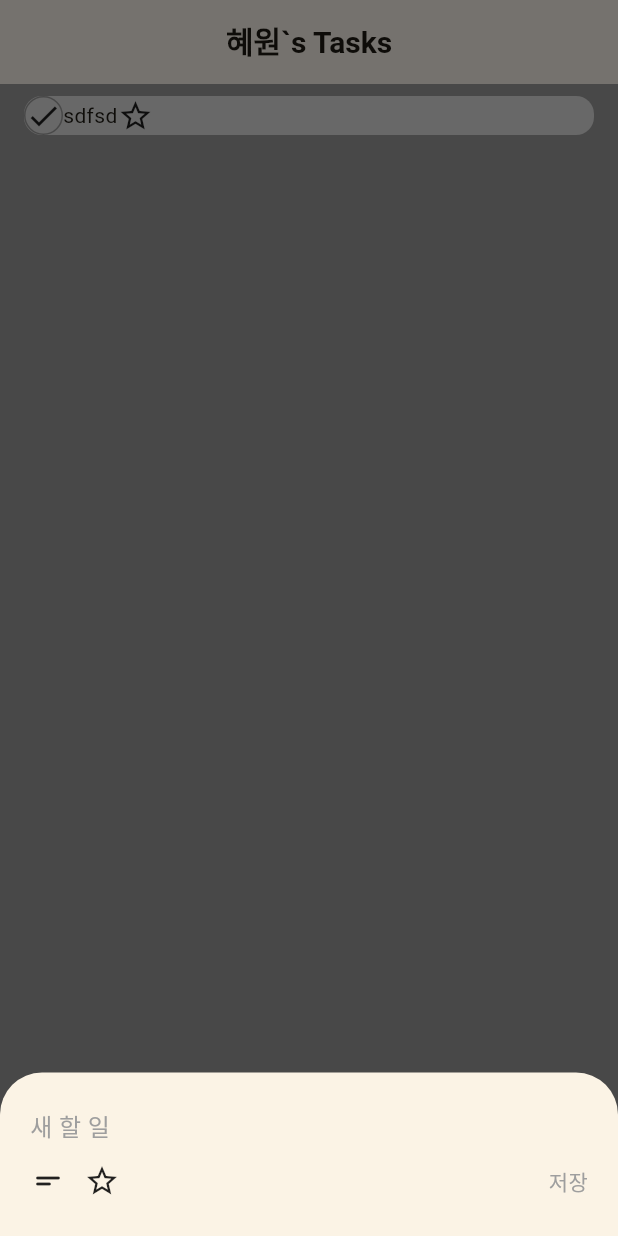
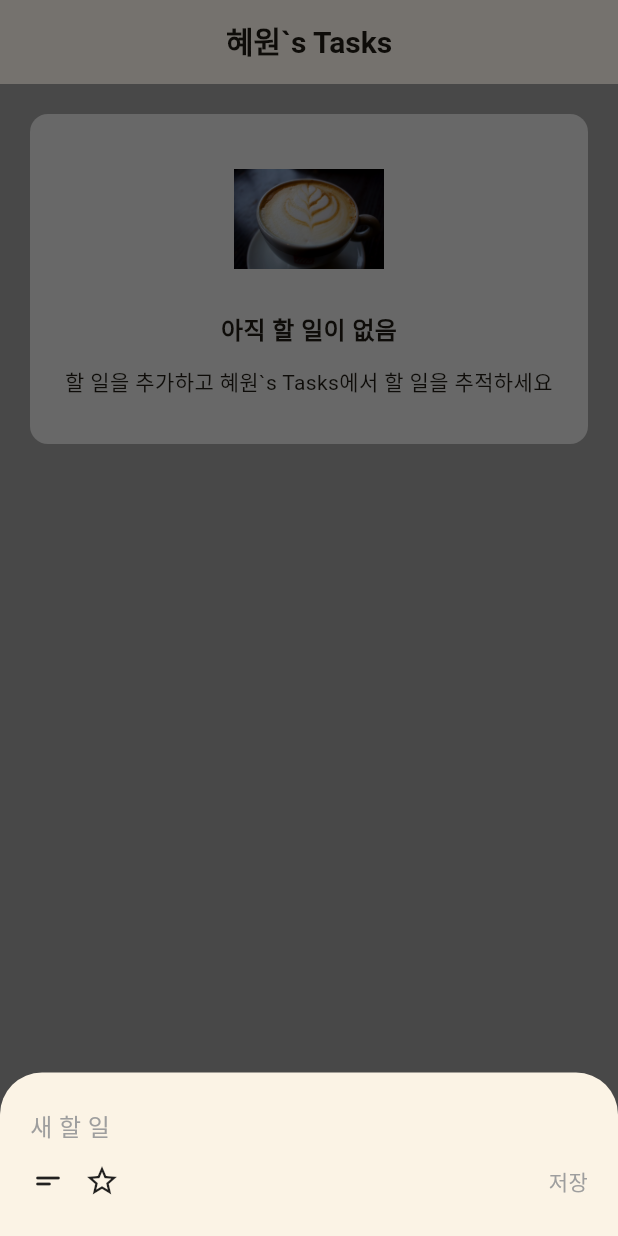
Before and after one commit to nwnshin/flutter_assignment3_todoapp, a Flutter app: the screen it shows after launch, after a tap on the "add" icon, on a phone screen of 412 x 824 dp. Run offline on Flutter 3.47's test engine with Material 3 defaults, Android fonts, the phone set to English and light mode, and no system bars.

Commit message:
todo list lenght 만큼 item 반복 구현

```diff
--- a/lib/home_page.dart
+++ b/lib/home_page.dart
@@ -4,11 +4,17 @@ import 'package:flutter_assignment3_todoapp/widgets/add_todo.dart';
 import 'package:flutter_assignment3_todoapp/no_todo.dart';
 import 'package:flutter_assignment3_todoapp/widgets/todo_class.dart';
 
-class HomePage extends StatelessWidget {
+class HomePage extends StatefulWidget {
   HomePage({required this.title});
 
   String title;
-  List<TodoClass> todoList = []; //todolist 리스트 변수 생성
+
+  @override
+  State<HomePage> createState() => _HomePageState();
+}
+
+class _HomePageState extends State<HomePage> {
+  List<TodoClass> todoList = [];
 
   @override
   Widget build(BuildContext context) {
@@ -16,22 +22,34 @@ class HomePage extends StatelessWidget {
       backgroundColor: Theme.of(context).canvasColor,
       appBar: AppBar(
         title: Text(
-          title,
+          widget.title,
           style: TextStyle(fontSize: 20, fontWeight: FontWeight.bold),
         ),
         centerTitle: true,
       ),
-      body: TodoView(toDo: todoList),
-      // NoTodo(title: title),
+      //addtodo에서 팝이 되면 홈페이지로 이동
+      //if pop(input) todoview, if pop() notodo
+      body: todoList.isEmpty
+          ? NoTodo(title: widget.title)
+          : TodoView(toDos: todoList),
+      //[(title, description, true, false),()]
       floatingActionButton: FloatingActionButton(
-        onPressed: () {
+        onPressed: () async {
           //클릭시 입력창 모달
-          showModalBottomSheet(
+          //pop시 값 리턴해서 input변수에 할당
+          final input = await showModalBottomSheet(
             context: context,
             builder: (context) {
               return AddTodo();
             },
           );
+          if (input != null) {
+            setState(() {
+              todoList.add(input);
+            });
+            // print(todoList.map((i) => '${i.title} ${i.description}'));
+            // print(todoList[2].title);
+          }
         },
         child: Icon(Icons.add),
       ),
--- a/lib/todo_view.dart
+++ b/lib/todo_view.dart
@@ -1,31 +1,25 @@
 import 'package:flutter/material.dart';
 import 'package:flutter_assignment3_todoapp/widgets/todo_class.dart';
+import 'package:flutter_assignment3_todoapp/widgets/todo_list_item.dart';
 
 class TodoView extends StatelessWidget {
-  TodoView({required this.toDo})
+  TodoView({required this.toDos});
 
-  final TodoClass toDo;
+  final List<TodoClass> toDos;
+  //list index로 데이터 가져와서 화면에 리스트업하기
 
   @override
   Widget build(BuildContext context) {
-    return Container(
-      margin: EdgeInsets.symmetric(vertical: 8, horizontal: 16),
-      decoration: BoxDecoration(
-        color: Theme.of(context).cardColor,
-        borderRadius: BorderRadius.circular(12),
+    print(toDos.length);
+    return ListView.builder(
+      //todos list length 만큼 todolistitem반복
+      //todos list index에 해당하는 내용 넣기
+      itemCount: toDos.length,
+      itemBuilder: (context, i) => TodoListItem(
+        title: toDos[i].title,
+        isDone: toDos[i].isDone,
+        isFavorite: toDos[i].isFavorite,
       ),
-      child: Row(
-        children: [
-          Container(
-            decoration: BoxDecoration(
-              shape: BoxShape.circle,
-              border: Border.all(color: Theme.of(context).dividerColor),
-            ),
-            child: Icon(Icons.check),
-          ),
-          Text("sdfsd"),
-          Icon(Icons.star_border),
-        ]),
     );
   }
 }
--- a/lib/widgets/add_todo.dart
+++ b/lib/widgets/add_todo.dart
@@ -1,6 +1,6 @@
 import 'package:flutter/cupertino.dart';
 import 'package:flutter/material.dart';
-import 'package:flutter_assignment3_re_todoapp/widgets/todo_class.dart';
+import 'package:flutter_assignment3_todoapp/widgets/todo_class.dart';
 
 class AddTodo extends StatefulWidget {
   @override
@@ -24,7 +24,7 @@ class _AddTodoState extends State<AddTodo> {
         description: description,
         isFavorite: isFavorite,
       );
-      Navigator.of(context).pop(input); //왜 그냥 .pop아니고 .of().pop()인지
+      Navigator.of(context).pop(input);
     } else {
       showCupertinoDialog(
         context: context,
@@ -34,7 +34,7 @@ class _AddTodoState extends State<AddTodo> {
             actions: [
               CupertinoDialogAction(
                 onPressed: () {
-                  Navigator.of(context).pop();
+                  Navigator.of(context).pop(); //뒤로 가기
                 },
                 child: Text("확인"),
               ),
```
Also changed, not shown: lib/widgets/todo_list_item.dart (added, +37 -0 lines).
